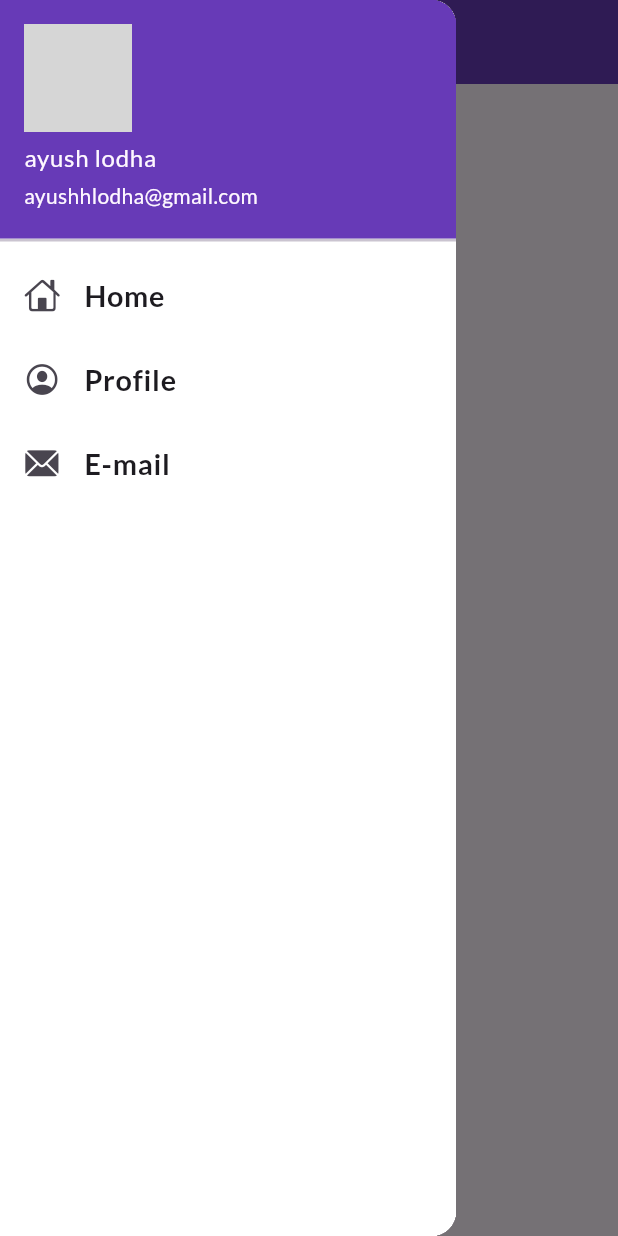
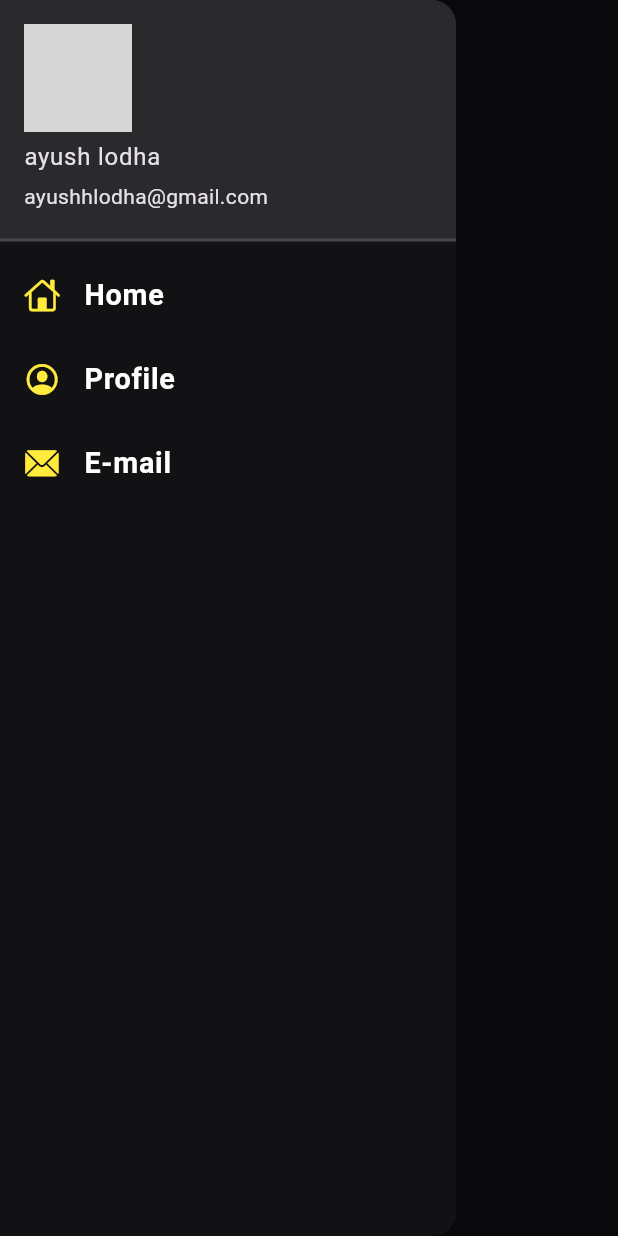
Before and after one commit to ayush18064/30-days-of-flutter, a Flutter app: the screen it shows after launch, with the side drawer open, on a phone screen of 412 x 824 dp. Run offline on Flutter 3.47's test engine with Material 3 defaults, Android fonts, the phone set to English and light mode, and no system bars; our stand-ins replace google_fonts; network calls fail; grey boxes are pictures that could not be loaded.

Commit message:
themes extracted

```diff
--- a/lib/main.dart
+++ b/lib/main.dart
@@ -1,8 +1,8 @@
 import 'package:flutter/material.dart';
 import 'package:play/pages/home_page.dart';
 import 'package:play/pages/login_page.dart';
-import 'package:google_fonts/google_fonts.dart';
 import 'package:play/utils/routes.dart';
+import 'package:play/widgets/themes.dart';
 
 void main() {
   runApp(const MyApp());
@@ -15,9 +15,8 @@ class MyApp extends StatelessWidget {
   Widget build(BuildContext context) {
     return MaterialApp(
       themeMode: ThemeMode.light,
-      theme: ThemeData(
-        fontFamily: GoogleFonts.lato().fontFamily,
-      ),
+      theme: Mythemes.darkTheme(context),
+      darkTheme: Mythemes.darkTheme(context),
       debugShowCheckedModeBanner: false,
       initialRoute: MyRoutes.homeRoute,
       routes: {
--- a/lib/pages/home_page.dart
+++ b/lib/pages/home_page.dart
@@ -10,8 +10,6 @@ class Homepage extends StatelessWidget {
     return Scaffold(
       appBar: AppBar(
         title: const Text("Catalog app"),
-        backgroundColor: Colors.deepPurple,
-        foregroundColor: Colors.white,
       ),
       body: Center(
         child: Container(
--- a/lib/widgets/drawer.dart
+++ b/lib/widgets/drawer.dart
@@ -10,14 +10,14 @@ class MyDrawer extends StatelessWidget {
         "https://i.pinimg.com/736x/07/33/ba/0733ba760b29378474dea0fdbcb97107.jpg";
     return Drawer(
       child: Container(
-        color: Colors.white,
+        color: Colors.black38,
         child: ListView(
           children: [
             DrawerHeader(
               padding: EdgeInsets.zero,
               child: UserAccountsDrawerHeader(
                 decoration: const BoxDecoration(
-                  color: Colors.deepPurple,
+                  color: Colors.white10,
                 ),
                 margin: EdgeInsets.zero,
                 accountName: const Text("ayush lodha"),
@@ -28,33 +28,39 @@ class MyDrawer extends StatelessWidget {
               ),
             ),
             const ListTile(
-              leading: Icon(CupertinoIcons.home),
+              leading: Icon(
+                CupertinoIcons.home,
+                color: Colors.yellow,
+              ),
               title: Text(
                 "Home",
                 textScaler: TextScaler.linear(1.2),
-                style: TextStyle(
-                  fontWeight: FontWeight.bold,
-                ),
+                style:
+                    TextStyle(fontWeight: FontWeight.bold, color: Colors.white),
               ),
             ),
             const ListTile(
-              leading: Icon(CupertinoIcons.profile_circled),
+              leading: Icon(
+                CupertinoIcons.profile_circled,
+                color: Colors.yellow,
+              ),
               title: Text(
                 "Profile",
                 textScaler: TextScaler.linear(1.2),
-                style: TextStyle(
-                  fontWeight: FontWeight.bold,
-                ),
+                style:
+                    TextStyle(fontWeight: FontWeight.bold, color: Colors.white),
               ),
             ),
             const ListTile(
-              leading: Icon(CupertinoIcons.mail_solid),
+              leading: Icon(
+                CupertinoIcons.mail_solid,
+                color: Colors.yellow,
+              ),
               title: Text(
                 "E-mail",
                 textScaler: TextScaler.linear(1.2),
-                style: TextStyle(
-                  fontWeight: FontWeight.bold,
-                ),
+                style:
+                    TextStyle(fontWeight: FontWeight.bold, color: Colors.white),
               ),
             ),
           ],
--- /dev/null
+++ b/lib/widgets/themes.dart
@@ -0,0 +1,21 @@
+import 'package:flutter/material.dart';
+import 'package:google_fonts/google_fonts.dart';
+
+class Mythemes {
+  static ThemeData lightTheme(BuildContext context) => ThemeData(
+        brightness: Brightness.light,
+        primarySwatch: Colors.deepPurple,
+        fontFamily: GoogleFonts.lato().fontFamily,
+        appBarTheme: const AppBarTheme(
+          color: Colors.white,
+          elevation: 0.0,
+          iconTheme: IconThemeData(color: Colors.black),
+        ),
+        textTheme: Theme.of(context).textTheme,
+      );
+
+  static ThemeData darkTheme(BuildContext context) => ThemeData(
+        brightness: Brightness.dark,
+        iconTheme: const IconThemeData(color: Colors.black),
+      );
+}
```
